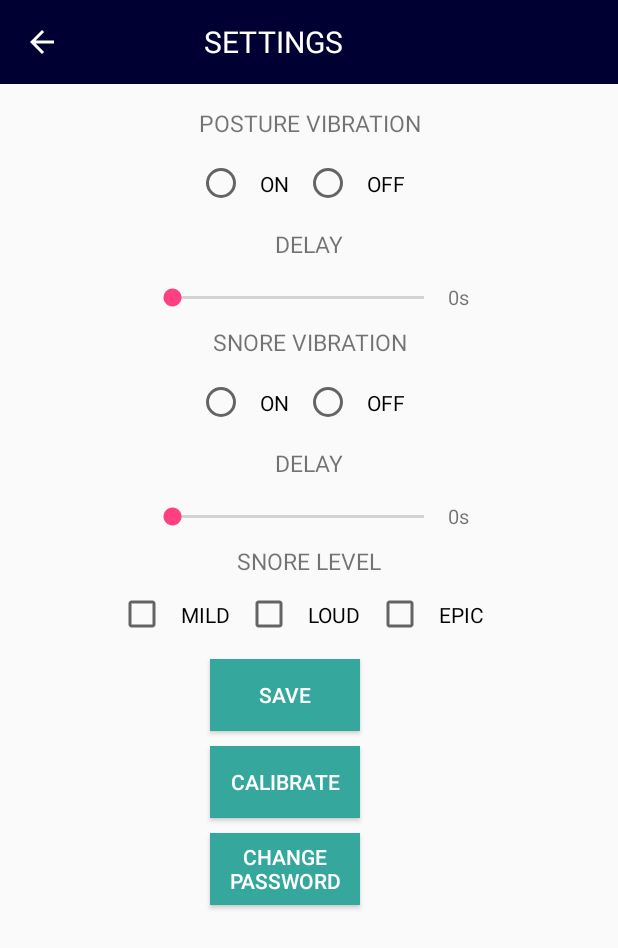
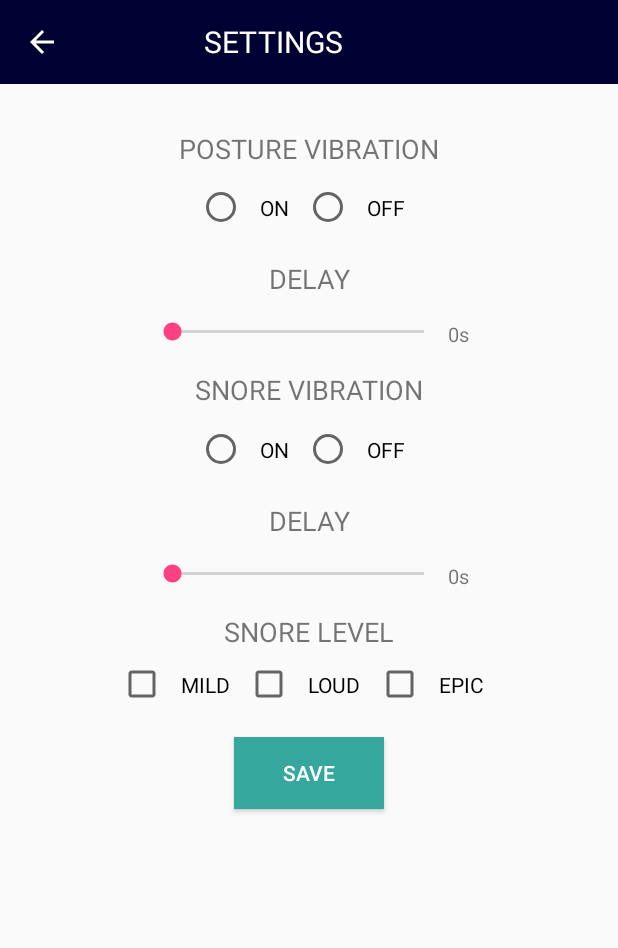
Before and after one commit to marlnegre/hypnosture, an Android app: the SettingsActivity screen opened directly, with no data from a screen before it, on a phone screen of 412 x 824 dp. Shown: the top 948 px of the screen. Run offline under Robolectric (Android 15) with nearby library versions, the phone set to English and light mode, and no system bars.

Commit message:
Settings revised

```diff
--- a/app/src/main/java/com/google/hangouts/hypnosture/SettingsActivity.java
+++ b/app/src/main/java/com/google/hangouts/hypnosture/SettingsActivity.java
@@ -6,13 +6,16 @@ import android.support.v7.app.AppCompatActivity;
 import android.support.v7.widget.Toolbar;
 import android.view.MenuItem;
 import android.view.View;
+import android.widget.Button;
 import android.widget.SeekBar;
 import android.widget.TextView;
+import android.widget.Toast;
 
 public class SettingsActivity extends AppCompatActivity {
 
     private static SeekBar seekbar_posture, seekbar_snore;
     private static TextView ctr_posture, ctr_snore;
+    Button save;
 
     @Override
     protected void onCreate(Bundle savedInstanceState) {
@@ -22,17 +25,18 @@ public class SettingsActivity extends AppCompatActivity {
         Toolbar toolbar = findViewById(R.id.settingsToolbar);
         setSupportActionBar(toolbar);
 
+        save = (Button) findViewById(R.id.save);
+        save.setOnClickListener(new View.OnClickListener() {
+            @Override
+            public void onClick(View view) {
+                Toast.makeText(SettingsActivity.this, "Changes saved", Toast.LENGTH_LONG).show();
+            }
+        });
+
         setBackBtn();
 
         seekbarPosture();
         seekbarSnore();
-
-        findViewById(R.id.changepw).setOnClickListener(new View.OnClickListener() {
-            @Override
-            public void onClick(View v) {
-                startActivity(new Intent(SettingsActivity.this, ChangingPassword.class));
-            }
-        });
     }
 
     public void seekbarPosture () {
--- a/app/src/main/res/layout/activity_settings.xml
+++ b/app/src/main/res/layout/activity_settings.xml
@@ -17,6 +17,7 @@
         android:background="@color/toolbar"
         android:minHeight="?attr/actionBarSize"
         android:theme="?attr/actionBarTheme"
+        android:layout_marginBottom="15dp"
         app:theme="@style/ThemeOverlay.AppCompat.Dark.ActionBar" >
 
     <TextView
@@ -35,14 +36,14 @@
         android:layout_width="match_parent"
         android:layout_height="wrap_content"
         android:layout_marginTop="15dp"
-        android:textSize="15dp"
+        android:textSize="18dp"
         android:textAlignment="center"
         android:text="POSTURE VIBRATION"/>
 
     <RadioGroup
         android:layout_width="wrap_content"
         android:layout_height="wrap_content"
-        android:layout_marginTop="10dp"
+        android:layout_marginTop="7dp"
         android:layout_gravity="center"
         android:orientation="horizontal">
 
@@ -67,8 +68,8 @@
         android:id="@+id/postureDelay"
         android:layout_width="match_parent"
         android:layout_height="wrap_content"
-        android:layout_marginTop="10dp"
-        android:textSize="15dp"
+        android:layout_marginTop="15dp"
+        android:textSize="18dp"
         android:textAlignment="center"
         android:text="DELAY"/>
 
@@ -82,7 +83,7 @@
         <SeekBar
             android:id="@+id/seekbar_posture"
             android:layout_gravity="center"
-            android:layout_marginTop="5dp"
+            android:layout_marginTop="3dp"
             android:layout_width="200dp"
             android:layout_height="wrap_content" />
 
@@ -102,8 +103,8 @@
     android:id="@+id/snoreVibration"
     android:layout_width="match_parent"
     android:layout_height="wrap_content"
-    android:layout_marginTop="10dp"
-    android:textSize="15dp"
+    android:layout_marginTop="15dp"
+    android:textSize="18dp"
     android:textAlignment="center"
     android:text="SNORE VIBRATION"/>
 
@@ -111,7 +112,7 @@
         android:layout_width="wrap_content"
         android:layout_height="wrap_content"
         android:layout_gravity="center"
-        android:layout_marginTop="10dp"
+        android:layout_marginTop="8dp"
         android:orientation="horizontal">
 
         <RadioButton
@@ -135,8 +136,8 @@
         android:id="@+id/snoreDelay"
         android:layout_width="match_parent"
         android:layout_height="wrap_content"
-        android:layout_marginTop="10dp"
-        android:textSize="15dp"
+        android:layout_marginTop="15dp"
+        android:textSize="18dp"
         android:textAlignment="center"
         android:text="DELAY"/>
 
@@ -150,7 +151,7 @@
             android:id="@+id/seekbarSnore"
             android:layout_gravity="center"
             android:layout_width="200dp"
-            android:layout_marginTop="5dp"
+            android:layout_marginTop="3dp"
             android:layout_height="wrap_content" />
 
         <TextView
@@ -168,8 +169,8 @@
         android:id="@+id/snoreLevel"
         android:layout_width="match_parent"
         android:layout_height="wrap_content"
-        android:layout_marginTop="10dp"
-        android:textSize="15dp"
+        android:layout_marginTop="15dp"
+        android:textSize="18dp"
         android:textAlignment="center"
         android:text="SNORE LEVEL"/>
 
@@ -177,7 +178,7 @@
         android:id="@+id/tablerow"
         android:layout_width="wrap_content"
         android:layout_height="wrap_content"
-        android:layout_marginTop="5dp"
+        android:layout_marginTop="3dp"
         android:layout_gravity="center">
 
         <CheckBox
@@ -207,29 +208,9 @@
             android:layout_width="100dp"
             android:layout_height="wrap_content"
             android:background="@color/button"
-            android:layout_marginTop="10dp"
-            android:layout_marginLeft="140dp"
+            android:layout_marginTop="15dp"
+            android:layout_gravity="center"
             android:text="SAVE" />
-        <Button
-            android:id="@+id/calibrate"
-            android:textColor="@color/white"
-            android:layout_marginTop="10dp"
-            android:layout_marginLeft="140dp"
-            android:layout_below="@id/save"
-            android:background="@color/button"
-            android:layout_width="100dp"
-            android:layout_height="wrap_content"
-            android:text="CALIBRATE" />
-        <Button
-            android:id="@+id/changepw"
-            android:textColor="@color/white"
-            android:layout_marginTop="10dp"
-            android:layout_marginLeft="140dp"
-            android:layout_below="@id/calibrate"
-            android:background="@color/button"
-            android:layout_width="100dp"
-            android:layout_height="wrap_content"
-            android:text="CHANGE PASSWORD" />
 
 </LinearLayout>
 </RelativeLayout>
```
